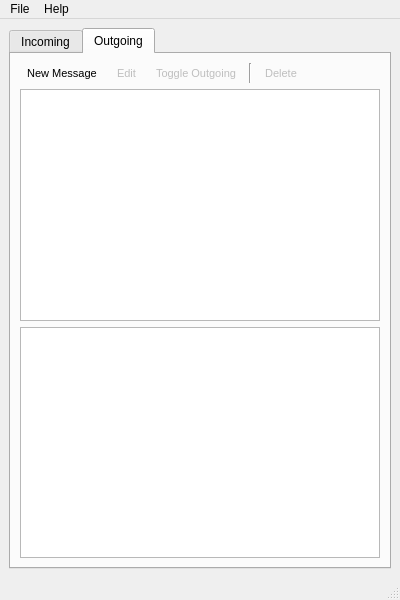
zeitkunst/FluidNexus, file FluidNexus/ui/FluidNexusDesktop.ui: the form before one commit.
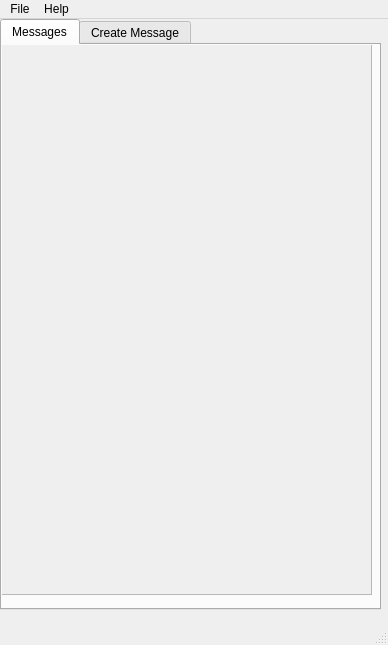
The form after the commit. The open tabs and pages were chosen to show the change. Icons and pictures are not drawn.

Commit message: -- working on new UI, almost there wrt the sizing

Patch:
```diff
--- a/FluidNexus/ui/FluidNexusDesktop.ui
+++ b/FluidNexus/ui/FluidNexusDesktop.ui
@@ -6,8 +6,8 @@
    <rect>
     <x>0</x>
     <y>0</y>
-    <width>400</width>
-    <height>600</height>
+    <width>388</width>
+    <height>645</height>
    </rect>
   </property>
   <property name="windowTitle">
@@ -18,279 +18,54 @@
     <normaloff>:/icons/icons/fluid_nexus_icon.png</normaloff>:/icons/icons/fluid_nexus_icon.png</iconset>
   </property>
   <widget class="QWidget" name="centralwidget">
-   <layout class="QVBoxLayout" name="verticalLayout_3">
-    <item>
-     <layout class="QGridLayout" name="gridLayout">
-      <item row="0" column="0">
-       <widget class="QTabWidget" name="tabWidget">
-        <property name="currentIndex">
-         <number>0</number>
-        </property>
-        <widget class="QWidget" name="incomingTab">
-         <attribute name="title">
-          <string>Incoming</string>
-         </attribute>
-         <layout class="QVBoxLayout" name="verticalLayout">
-          <item>
-           <layout class="QGridLayout" name="gridLayout_2">
-            <item row="2" column="0">
-             <widget class="QPlainTextEdit" name="incomingMessageText">
-              <property name="readOnly">
-               <bool>true</bool>
-              </property>
-             </widget>
-            </item>
-            <item row="0" column="0">
-             <layout class="QHBoxLayout" name="horizontalLayout">
-              <item>
-               <widget class="QToolButton" name="deleteIncomingButton">
-                <property name="font">
-                 <font>
-                  <pointsize>8</pointsize>
-                 </font>
-                </property>
-                <property name="text">
-                 <string>Delete</string>
-                </property>
-                <property name="icon">
-                 <iconset resource="res/FluidNexus.qrc">
-                  <normaloff>:/icon32x32/icons/32x32/menu_delete.png</normaloff>:/icon32x32/icons/32x32/menu_delete.png</iconset>
-                </property>
-                <property name="iconSize">
-                 <size>
-                  <width>32</width>
-                  <height>32</height>
-                 </size>
-                </property>
-                <property name="toolButtonStyle">
-                 <enum>Qt::ToolButtonTextUnderIcon</enum>
-                </property>
-                <property name="autoRaise">
-                 <bool>true</bool>
-                </property>
-               </widget>
-              </item>
-              <item>
-               <spacer name="horizontalSpacer_2">
-                <property name="orientation">
-                 <enum>Qt::Horizontal</enum>
-                </property>
-                <property name="sizeHint" stdset="0">
-                 <size>
-                  <width>40</width>
-                  <height>20</height>
-                 </size>
-                </property>
-               </spacer>
-              </item>
-             </layout>
-            </item>
-            <item row="1" column="0">
-             <widget class="QTreeView" name="incomingMessagesList">
-              <property name="rootIsDecorated">
-               <bool>true</bool>
-              </property>
-              <property name="uniformRowHeights">
-               <bool>true</bool>
-              </property>
-              <property name="sortingEnabled">
-               <bool>true</bool>
-              </property>
-             </widget>
-            </item>
-           </layout>
-          </item>
-         </layout>
-        </widget>
-        <widget class="QWidget" name="outgoingTab">
-         <attribute name="title">
-          <string>Outgoing</string>
-         </attribute>
-         <layout class="QVBoxLayout" name="verticalLayout_2">
-          <item>
-           <layout class="QGridLayout" name="gridLayout_3">
-            <item row="2" column="0">
-             <widget class="QPlainTextEdit" name="outgoingMessageText">
-              <property name="readOnly">
-               <bool>true</bool>
-              </property>
-             </widget>
-            </item>
-            <item row="0" column="0">
-             <layout class="QHBoxLayout" name="horizontalLayout_3">
-              <item>
-               <widget class="QToolButton" name="newMessageButton">
-                <property name="font">
-                 <font>
-                  <pointsize>8</pointsize>
-                 </font>
-                </property>
-                <property name="text">
-                 <string>New Message</string>
-                </property>
-                <property name="icon">
-                 <iconset resource="res/FluidNexus.qrc">
-                  <normaloff>:/icon32x32/icons/32x32/menu_add.png</normaloff>:/icon32x32/icons/32x32/menu_add.png</iconset>
-                </property>
-                <property name="iconSize">
-                 <size>
-                  <width>32</width>
-                  <height>32</height>
-                 </size>
-                </property>
-                <property name="toolButtonStyle">
-                 <enum>Qt::ToolButtonTextUnderIcon</enum>
-                </property>
-                <property name="autoRaise">
-                 <bool>true</bool>
-                </property>
-               </widget>
-              </item>
-              <item>
-               <widget class="QToolButton" name="editMessageButton">
-                <property name="enabled">
-                 <bool>false</bool>
-                </property>
-                <property name="font">
-                 <font>
-                  <pointsize>8</pointsize>
-                 </font>
-                </property>
-                <property name="text">
-                 <string>Edit</string>
-                </property>
-                <property name="icon">
-                 <iconset resource="res/FluidNexus.qrc">
-                  <normaloff>:/icon32x32/icons/32x32/menu_edit.png</normaloff>:/icon32x32/icons/32x32/menu_edit.png</iconset>
-                </property>
-                <property name="iconSize">
-                 <size>
-                  <width>32</width>
-                  <height>32</height>
-                 </size>
-                </property>
-                <property name="toolButtonStyle">
-                 <enum>Qt::ToolButtonTextUnderIcon</enum>
-                </property>
-                <property name="autoRaise">
-                 <bool>true</bool>
-                </property>
-               </widget>
-              </item>
-              <item>
-               <widget class="QToolButton" name="toggleOutgoingButton">
-                <property name="enabled">
-                 <bool>false</bool>
-                </property>
-                <property name="font">
-                 <font>
-                  <pointsize>8</pointsize>
-                 </font>
-                </property>
-                <property name="text">
-                 <string>Toggle Outgoing</string>
-                </property>
-                <property name="icon">
-                 <iconset resource="res/FluidNexus.qrc">
-                  <normaloff>:/icon32x32/icons/32x32/menu_enable_outgoing.png</normaloff>:/icon32x32/icons/32x32/menu_enable_outgoing.png</iconset>
-                </property>
-                <property name="iconSize">
-                 <size>
-                  <width>32</width>
-                  <height>32</height>
-                 </size>
-                </property>
-                <property name="toolButtonStyle">
-                 <enum>Qt::ToolButtonTextUnderIcon</enum>
-                </property>
-                <property name="autoRaise">
-                 <bool>true</bool>
-                </property>
-               </widget>
-              </item>
-              <item>
-               <widget class="Line" name="line">
-                <property name="orientation">
-                 <enum>Qt::Vertical</enum>
-                </property>
-               </widget>
-              </item>
-              <item>
-               <widget class="QToolButton" name="deleteOutgoingButton">
-                <property name="enabled">
-                 <bool>false</bool>
-                </property>
-                <property name="font">
-                 <font>
-                  <pointsize>8</pointsize>
-                 </font>
-                </property>
-                <property name="text">
-                 <string>Delete</string>
-                </property>
-                <property name="icon">
-                 <iconset resource="res/FluidNexus.qrc">
-                  <normaloff>:/icon32x32/icons/32x32/menu_delete.png</normaloff>:/icon32x32/icons/32x32/menu_delete.png</iconset>
-                </property>
-                <property name="iconSize">
-                 <size>
-                  <width>32</width>
-                  <height>32</height>
-                 </size>
-                </property>
-                <property name="toolButtonStyle">
-                 <enum>Qt::ToolButtonTextUnderIcon</enum>
-                </property>
-                <property name="autoRaise">
-                 <bool>true</bool>
-                </property>
-               </widget>
-              </item>
-              <item>
-               <spacer name="horizontalSpacer">
-                <property name="orientation">
-                 <enum>Qt::Horizontal</enum>
-                </property>
-                <property name="sizeHint" stdset="0">
-                 <size>
-                  <width>40</width>
-                  <height>20</height>
-                 </size>
-                </property>
-               </spacer>
-              </item>
-             </layout>
-            </item>
-            <item row="1" column="0">
-             <widget class="QTreeView" name="outgoingMessagesList">
-              <property name="sortingEnabled">
-               <bool>true</bool>
-              </property>
-              <property name="allColumnsShowFocus">
-               <bool>true</bool>
-              </property>
-              <property name="expandsOnDoubleClick">
-               <bool>false</bool>
-              </property>
-             </widget>
-            </item>
-           </layout>
-          </item>
-         </layout>
-        </widget>
-       </widget>
-      </item>
-     </layout>
-    </item>
-   </layout>
+   <widget class="QTabWidget" name="FluidNexusTabWidget">
+    <property name="geometry">
+     <rect>
+      <x>0</x>
+      <y>0</y>
+      <width>381</width>
+      <height>591</height>
+     </rect>
+    </property>
+    <property name="currentIndex">
+     <number>0</number>
+    </property>
+    <widget class="QWidget" name="MessagesTab">
+     <attribute name="title">
+      <string>Messages</string>
+     </attribute>
+     <widget class="QScrollArea" name="FluidNexusScrollArea">
+      <property name="geometry">
+       <rect>
+        <x>-1</x>
+        <y>-1</y>
+        <width>371</width>
+        <height>551</height>
+       </rect>
+      </property>
+      <property name="verticalScrollBarPolicy">
+       <enum>Qt::ScrollBarAsNeeded</enum>
+      </property>
+      <property name="widgetResizable">
+       <bool>true</bool>
+      </property>
+      <widget class="QWidget" name="scrollAreaWidgetContents"/>
+     </widget>
+    </widget>
+    <widget class="QWidget" name="CreateMessageTab">
+     <attribute name="title">
+      <string>Create Message</string>
+     </attribute>
+    </widget>
+   </widget>
   </widget>
   <widget class="QMenuBar" name="menubar">
    <property name="geometry">
     <rect>
      <x>0</x>
      <y>0</y>
-     <width>400</width>
-     <height>25</height>
+     <width>388</width>
+     <height>24</height>
     </rect>
    </property>
    <widget class="QMenu" name="menuFile">
```
Left out of the diff: 224 changed lines with no effect on the pictures. The commit also changes 6 other files.
